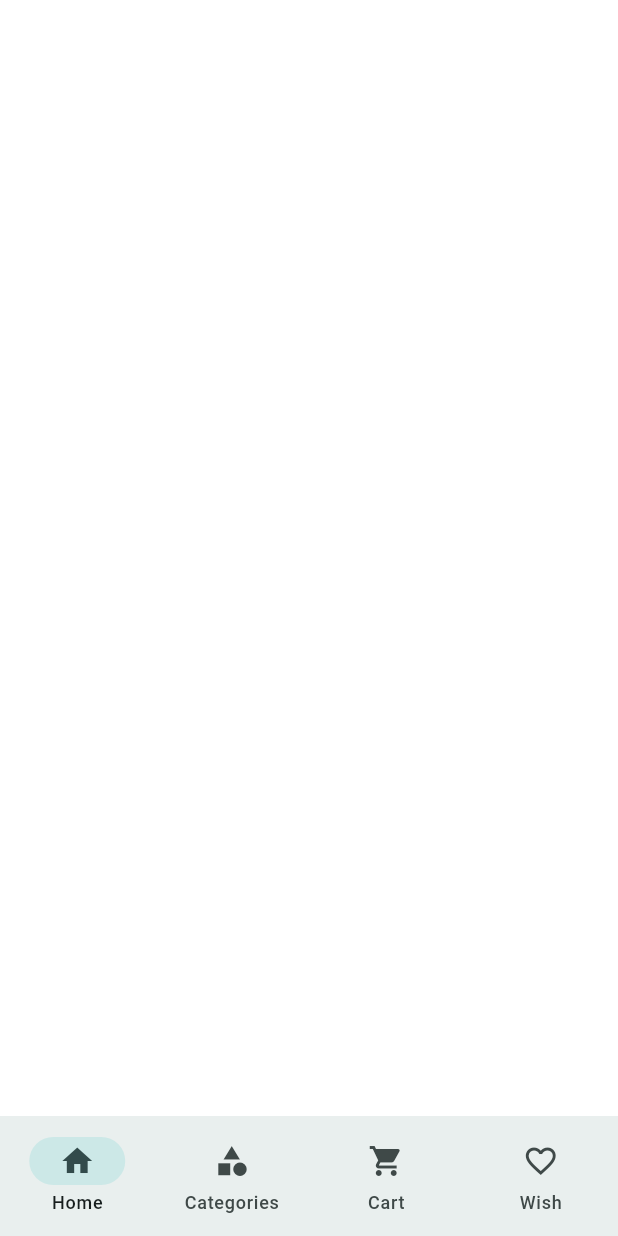
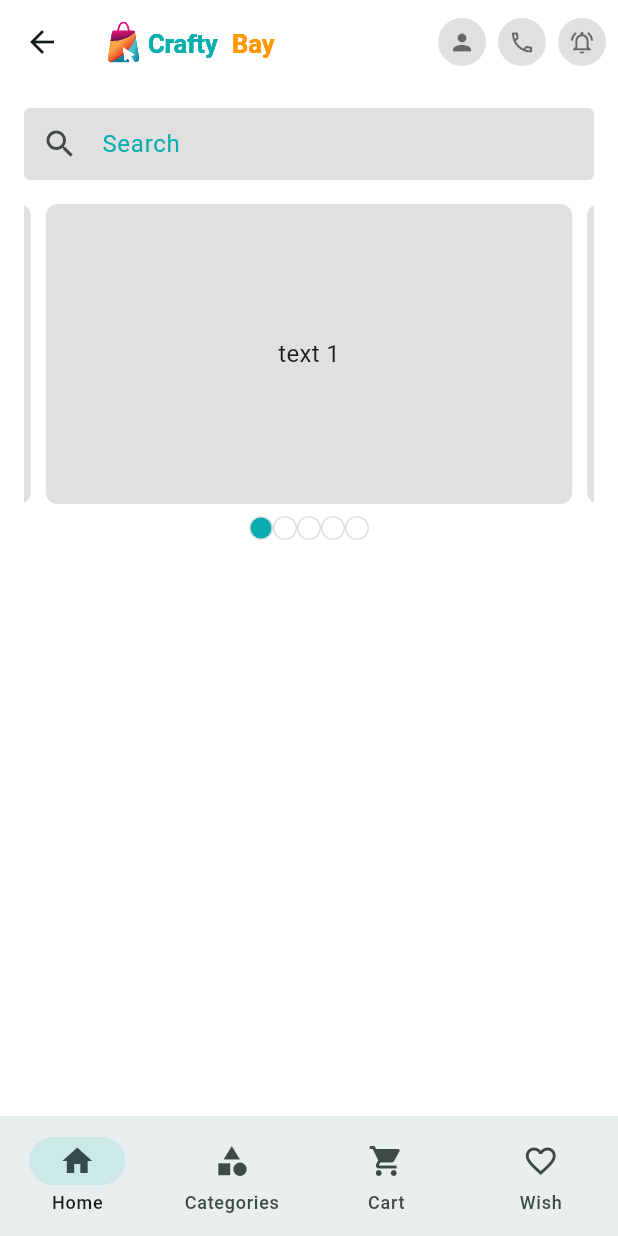
Before and after one commit to Shrabonnn/E-commerce, a Flutter app: the CompleteProfileScreen screen opened by its route, after a tap on "Complete", on a phone screen of 412 x 824 dp. Run offline on Flutter 3.47's test engine with Material 3 defaults, Android fonts, the light colour scheme and no system bars; drawn by our look-alikes of carousel_slider; our stand-ins replace email_validator, flutter_svg, get, pin_code_fields.

Commit message:
home_page_carousel
Carousel Implemented

```diff
--- a/lib/app/assets_path.dart
+++ b/lib/app/assets_path.dart
@@ -1,5 +1,5 @@
 class AssetsPath {
   static const String path = 'assets/images/';
   static const String logo = '${path}logo.svg';
-  static const String logo_nav = '${path}logo_nav.svg';
+  static const String navbarlogo_nav = '${path}logo_nav.svg';
 }
--- a/lib/features/Home/screens/home_screens.dart
+++ b/lib/features/Home/screens/home_screens.dart
@@ -1,4 +1,9 @@
+import 'package:ecommerce/app/assets_path.dart';
 import 'package:flutter/material.dart';
+import 'package:flutter_svg/flutter_svg.dart';
+import '../widgets/app_bar_icon_data.dart';
+import '../widgets/home_carousel_slider.dart';
+import '../widgets/search_bar.dart';
 
 class HomeScreens extends StatefulWidget {
   const HomeScreens({super.key});
@@ -10,8 +15,41 @@ class HomeScreens extends StatefulWidget {
 class _HomeScreensState extends State<HomeScreens> {
   @override
   Widget build(BuildContext context) {
+
+    TextEditingController searchController = TextEditingController();
+
+
     return Scaffold(
+      appBar: _buildAppBar(),
+      body: SingleChildScrollView(
+        child: Padding(
+          padding: const EdgeInsets.all(16.0),
+          child: Column(
+            children: [
+              ProductSearchBar(controller: searchController,),
+              SizedBox(height: 16,),
+              HomeCarouselSlider()
+
+            ],
+          ),
+        ),
+      ),
+
 
     );
   }
+
+  AppBar _buildAppBar() {
+    return AppBar(
+      title: SvgPicture.asset(AssetsPath.navbarlogo_nav),
+      actions: [
+        AppBarIconButton(icon: Icons.person, onTap: (){},),
+        const SizedBox(width: 8,),
+        AppBarIconButton(icon: Icons.call_outlined, onTap: (){},),
+        const SizedBox(width: 8,),
+        AppBarIconButton(icon: Icons.notifications_active_outlined, onTap: (){},),
+        const SizedBox(width: 8,),
+      ],
+    );
+  }
 }
--- /dev/null
+++ b/lib/features/Home/widgets/app_bar_icon_data.dart
@@ -0,0 +1,23 @@
+import 'package:flutter/material.dart';
+
+class AppBarIconButton extends StatelessWidget {
+  const AppBarIconButton({
+    super.key, required this.icon, required this.onTap,
+
+  });
+
+  final IconData icon;
+  final VoidCallback onTap;
+  @override
+  Widget build(BuildContext context) {
+    return GestureDetector(
+      onTap: onTap,
+      child: CircleAvatar(
+        backgroundColor: Colors.grey.shade300,
+        radius: 16,
+        child: Icon(icon,color: Colors.black54,size: 18,),
+
+      ),
+    );
+  }
+}
--- /dev/null
+++ b/lib/features/Home/widgets/home_carousel_slider.dart
@@ -0,0 +1,69 @@
+import 'package:carousel_slider/carousel_slider.dart';
+import 'package:ecommerce/app/app_colors.dart';
+import 'package:flutter/material.dart';
+
+class HomeCarouselSlider extends StatefulWidget {
+   HomeCarouselSlider({
+    super.key,
+  });
+
+  @override
+  State<HomeCarouselSlider> createState() => _HomeCarouselSliderState();
+}
+
+class _HomeCarouselSliderState extends State<HomeCarouselSlider> {
+  final ValueNotifier<int> _selectedIndex = ValueNotifier(0);
+
+  @override
+  Widget build(BuildContext context) {
+    return Column(
+      children: [
+        CarouselSlider(
+          options: CarouselOptions(
+              height: 200,
+              viewportFraction: 0.95,
+              onPageChanged:(currentIndex ,reason){
+                _selectedIndex.value = currentIndex;
+              }
+          ),
+
+          items: [1,2,3,4,5].map((i) {
+            return Builder(
+              builder: (BuildContext context) {
+                return Container(
+                    width: MediaQuery.of(context).size.width,
+                    margin: EdgeInsets.symmetric(horizontal: 5.0),
+                    decoration: BoxDecoration(
+                        color: Colors.grey.shade300,
+                        borderRadius: BorderRadiusGeometry.circular(8)
+                    ),
+                    child: Center(child: Text('text $i', style: TextStyle(fontSize: 16.0),))
+                );
+              },
+            );
+          }).toList(),
+        ),
+        SizedBox(height: 8,),
+        ValueListenableBuilder(
+            valueListenable: _selectedIndex,
+            builder: (context,value, _){
+              return Row(
+                mainAxisAlignment: MainAxisAlignment.center,
+                children: [
+                  for(int i =0 ; i<5 ;i++)
+                    Container(height: 16,width: 16,decoration: BoxDecoration(
+                      borderRadius: BorderRadiusGeometry.circular(20),
+                      border: Border.all(color: Colors.grey.shade300),
+                      color: value==i ? AppColors.themeColor : Colors.transparent
+                    ),)
+
+                ],
+              );
+
+
+            })
+
+      ],
+    );
+  }
+}
--- /dev/null
+++ b/lib/features/Home/widgets/search_bar.dart
@@ -0,0 +1,36 @@
+import 'package:flutter/material.dart';
+
+class ProductSearchBar extends StatelessWidget {
+  const ProductSearchBar({
+    super.key, required this.controller,
+  });
+
+  final TextEditingController controller;
+
+  @override
+  Widget build(BuildContext context) {
+    return TextFormField(
+      controller: controller,
+      decoration: InputDecoration(
+          contentPadding: EdgeInsets.symmetric(horizontal:16,),
+          enabledBorder: OutlineInputBorder(
+              borderSide: BorderSide.none
+          ),
+          focusedBorder: OutlineInputBorder(
+              borderSide: BorderSide.none
+          ),
+          disabledBorder: OutlineInputBorder(
+              borderSide: BorderSide.none
+          ),
+          border: OutlineInputBorder(
+            borderSide: BorderSide.none,
+          ),
+          fillColor: Colors.grey.shade300,
+          hintText: 'Search',
+          prefixIcon:Icon(Icons.search)
+
+
+      ),
+    );
+  }
+}
--- a/pubspec.yaml
+++ b/pubspec.yaml
@@ -30,6 +30,7 @@ dependencies:
   email_validator: ^3.0.0
   pin_code_fields: ^8.0.1
   get: ^4.7.3
+  carousel_slider: ^5.1.2
 
 dev_dependencies:
   flutter_test:
```
Also changed, not shown: pubspec.lock.
